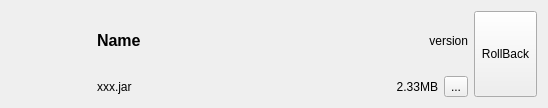
The window that src/ui/localfileitemwidget.ui (kaniol-lck/modmanager) describes before a commit, drawn with Qt 5.
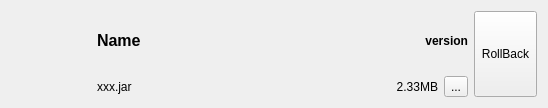
The same window after the commit. Icons and pictures are not drawn.

Commit message: old mod dialog

```diff
--- a/src/ui/localfileitemwidget.ui
+++ b/src/ui/localfileitemwidget.ui
@@ -63,6 +63,13 @@
      </item>
      <item>
       <widget class="QLabel" name="versionText">
+       <property name="font">
+        <font>
+         <pointsize>9</pointsize>
+         <weight>75</weight>
+         <bold>true</bold>
+        </font>
+       </property>
        <property name="text">
         <string>version</string>
        </property>
```
Left out of the diff: 6 changed lines with no effect on the pictures. The commit also changes 6 other files.
